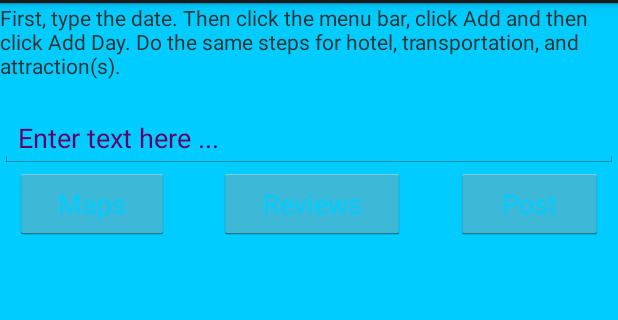
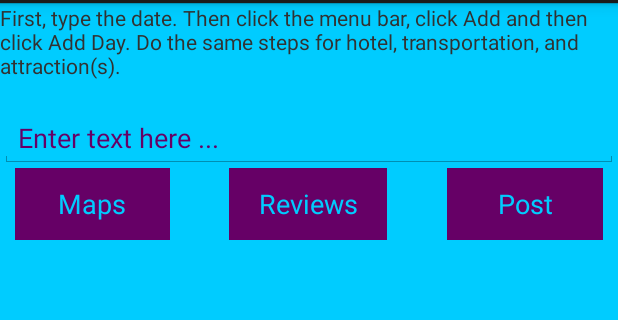
Before and after one commit to rachidmacer/TravelDiary, an Android app: the screen it shows after launch (TravelLog), on a phone screen of 412 x 824 dp, the part 69-389 px from its top. Run offline under Robolectric (Android 15) with nearby library versions, the phone set to English and light mode, and no system bars.

Commit message:
purple buttons

```diff
--- a/app/src/main/res/layout/activity_travel_log.xml
+++ b/app/src/main/res/layout/activity_travel_log.xml
@@ -42,7 +42,7 @@
             android:layout_height="wrap_content"
             android:layout_marginStart="10dp"
             android:text="Maps"
-            android:color= "#660066"
+            android:background="#660066"
             android:textColor= "#00CCFF"
             android:layout_weight="1"/>
 
@@ -56,7 +56,7 @@
             android:layout_width="wrap_content"
             android:layout_height="wrap_content"
             android:text="Reviews"
-            android:color= "#660066"
+            android:background= "#660066"
             android:textColor= "#00CCFF"
             android:layout_weight="1"/>
 
@@ -71,7 +71,7 @@
             android:layout_height="wrap_content"
             android:layout_marginEnd="10dp"
             android:text="Post"
-            android:color= "#660066"
+            android:background= "#660066"
             android:textColor= "#00CCFF"
             android:layout_weight="1"/>
 
```
